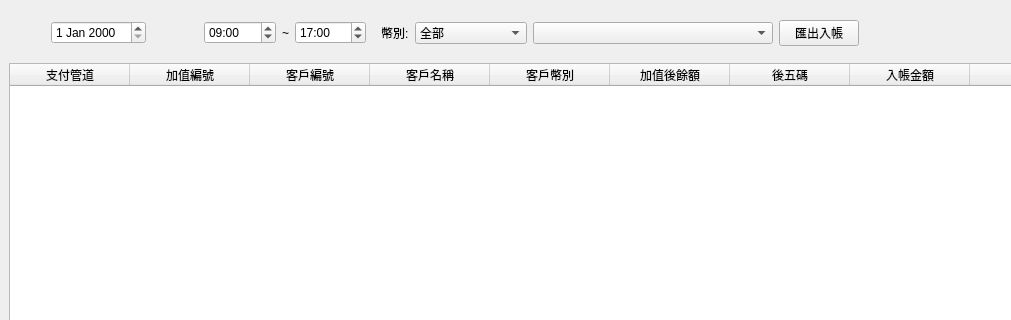
First picture: the form in src/AdbClient/StageOrder/LayerDayDebit.ui, repository roger0816/Adb, before the edit; both pictures show x 0 to 1011 and y 0 to 320 of the 1153 by 547 pixel window.
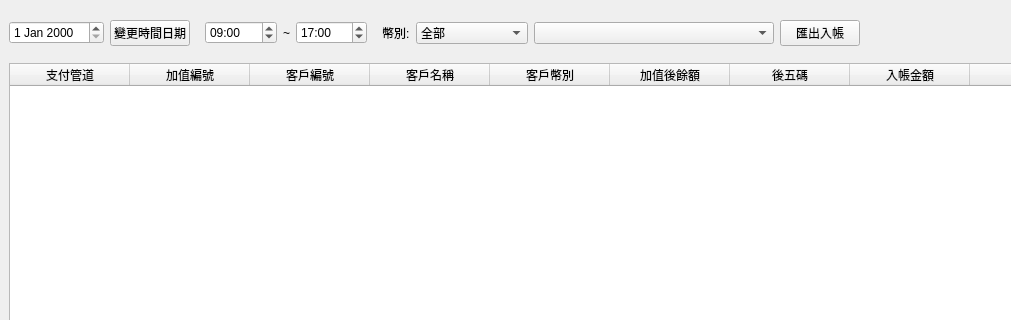
Second picture: the form after the edit.

The edit to the form file:
```diff
--- a/src/AdbClient/StageOrder/LayerDayDebit.ui
+++ b/src/AdbClient/StageOrder/LayerDayDebit.ui
@@ -64,13 +64,13 @@
           <widget class="QWidget" name="widget_4" native="true">
            <property name="minimumSize">
             <size>
-             <width>180</width>
+             <width>0</width>
              <height>0</height>
             </size>
            </property>
            <property name="maximumSize">
             <size>
-             <width>180</width>
+             <width>260</width>
              <height>16777215</height>
             </size>
            </property>
@@ -103,6 +103,13 @@
               </property>
              </widget>
             </item>
+            <item row="0" column="1">
+             <widget class="QPushButton" name="btnChangeDate">
+              <property name="text">
+               <string>變更時間日期</string>
+              </property>
+             </widget>
+            </item>
            </layout>
           </widget>
          </item>
```
